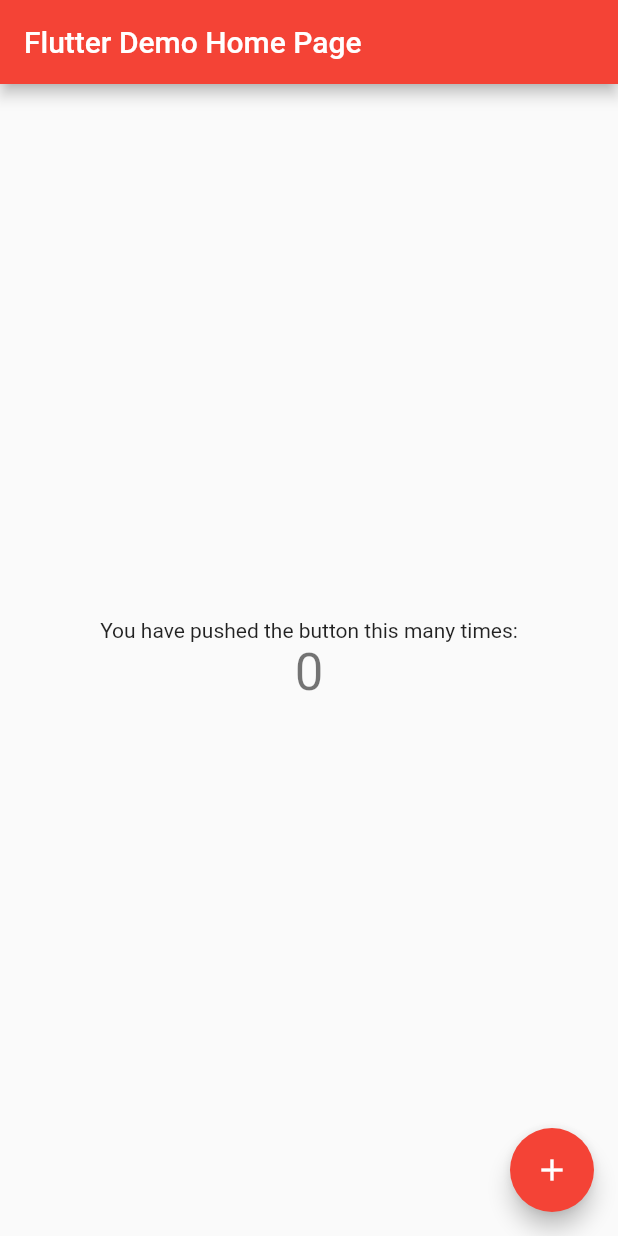
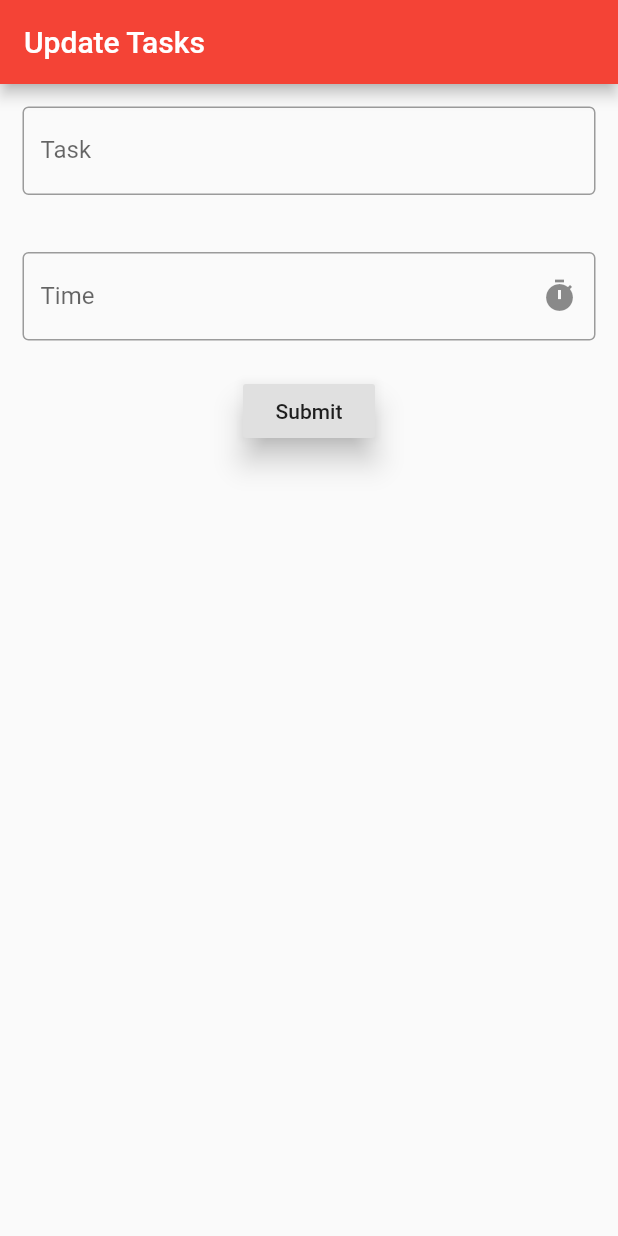
Before and after one commit to Floride125-art/Tasks, a Flutter app: the screen it shows after launch, on a phone screen of 412 x 824 dp. Run offline on Flutter 3.47's test engine with Material 2 defaults, Android fonts, the phone set to English and light mode, and no system bars.

Commit message:
Added update Task

```diff
--- a/lib/main.dart
+++ b/lib/main.dart
@@ -1,4 +1,5 @@
 import 'package:flutter/material.dart';
+import 'update-task.dart';
 
 void main() {
   runApp(MyApp());
@@ -20,13 +21,13 @@ class MyApp extends StatelessWidget {
         // or simply save your changes to "hot reload" in a Flutter IDE).
         // Notice that the counter didn't reset back to zero; the application
         // is not restarted.
-        primarySwatch: Colors.red,
+        primarySwatch: Colors.blue,
         // This makes the visual density adapt to the platform that you run
         // the app on. For desktop platforms, the controls will be smaller and
         // closer together (more dense) than on mobile platforms.
         visualDensity: VisualDensity.adaptivePlatformDensity,
       ),
-      home: MyHomePage(title: 'Flutter Demo Home Page'),
+      home: Myupdate(),
     );
   }
 }
@@ -111,7 +112,8 @@ class _MyHomePageState extends State<MyHomePage> {
         onPressed: _incrementCounter,
         tooltip: 'Increment',
         child: Icon(Icons.add),
-      ), // This trailing comma makes auto-formatting nicer for build methods.
+      ),
+      // This trailing comma makes auto-formatting nicer for build methods.
     );
   }
 }
--- /dev/null
+++ b/lib/update-task.dart
@@ -0,0 +1,149 @@
+import "package:flutter/material.dart";
+
+void main() => runApp(Myupdate());
+
+class Myupdate extends StatelessWidget {
+  @override
+  Widget build(BuildContext context) {
+    return MaterialApp(
+      theme: ThemeData(
+        backgroundColor: Colors.white,
+      ),
+      home: Home(),
+    );
+  }
+}
+
+class Home extends StatefulWidget {
+  @override
+  _HomeState createState() => _HomeState();
+}
+
+class _HomeState extends State<Home> {
+// var to store
+// onChanged callback
+  int selectedIndex;
+  String title;
+  String text = "No Value Entered";
+  String time;
+  var smsCodeController = TextEditingController();
+  var smsCodeController2 = TextEditingController();
+  String text2 = "No Value Entered";
+  void _setText() {
+    setState(() {
+      if (selectedIndex == null) {
+        tasks.add(Task(
+          smsCodeController.text,
+          smsCodeController2.text,
+        ));
+      } else {
+        tasks.elementAt(selectedIndex).title = smsCodeController.text;
+        tasks.elementAt(selectedIndex).time = smsCodeController2.text;
+        selectedIndex = null;
+      }
+      smsCodeController.clear();
+      smsCodeController2.clear();
+    });
+  }
+
+  // List to hold all tasks
+  List<Task> tasks = [];
+  @override
+  Widget build(BuildContext context) {
+    return Scaffold(
+      appBar: AppBar(
+        title: Text('Update Tasks'),
+        backgroundColor: Colors.red,
+      ),
+      body: SingleChildScrollView(
+        child: Column(
+          children: [
+            Padding(
+              padding: const EdgeInsets.all(15),
+              child: TextField(
+                  decoration: InputDecoration(
+                    labelText: 'Task',
+                    border: OutlineInputBorder(),
+                  ),
+                  controller: smsCodeController),
+            ),
+            SizedBox(
+              height: 8,
+            ),
+            Padding(
+              padding: const EdgeInsets.all(15),
+              child: TextField(
+                decoration: InputDecoration(
+                  labelText: 'Time',
+                  border: OutlineInputBorder(),
+                  suffixIcon: IconButton(
+                    icon: Icon(Icons.timer),
+                    onPressed: () async {
+                      TimeOfDay picked = await showTimePicker(
+                        context: context,
+                        initialTime: TimeOfDay.now(),
+                        builder: (BuildContext context, Widget child) {
+                          return MediaQuery(
+                            data: MediaQuery.of(context)
+                                .copyWith(alwaysUse24HourFormat: true),
+                            child: child,
+                          );
+                        },
+                      );
+                      setState(() {
+                        smsCodeController2.text = picked.format(context);
+                      });
+                    },
+                  ),
+                ),
+                controller: smsCodeController2,
+              ),
+            ),
+            SizedBox(
+              height: 8,
+            ),
+            RaisedButton(
+              onPressed: _setText,
+              child: Text(selectedIndex == null ? 'Submit' : 'Save'),
+              elevation: 8,
+            ),
+            SizedBox(
+              height: 20,
+            ),
+            // List to display tasks
+            SizedBox(
+              height: 200,
+              child: ListView.builder(
+                itemCount: tasks.length,
+                itemBuilder: (ctx, index) {
+                  return ListTile(
+                    title: Text(tasks.elementAt(index).title),
+                    subtitle: Text(tasks.elementAt(index).time),
+                    trailing: IconButton(
+                      onPressed: () {
+                        setState(() {
+                          selectedIndex = index;
+                        });
+                        smsCodeController.text = tasks.elementAt(index).title;
+                        smsCodeController2.text = tasks.elementAt(index).time;
+                      },
+                      icon: Icon(Icons.edit),
+                    ),
+                  );
+                },
+              ),
+            ),
+            // changes in text
+            // are shown here
+          ],
+        ),
+      ),
+    );
+  }
+}
+
+class Task {
+  String title;
+  String time;
+  Task(this.title, this.time);
+}
```
